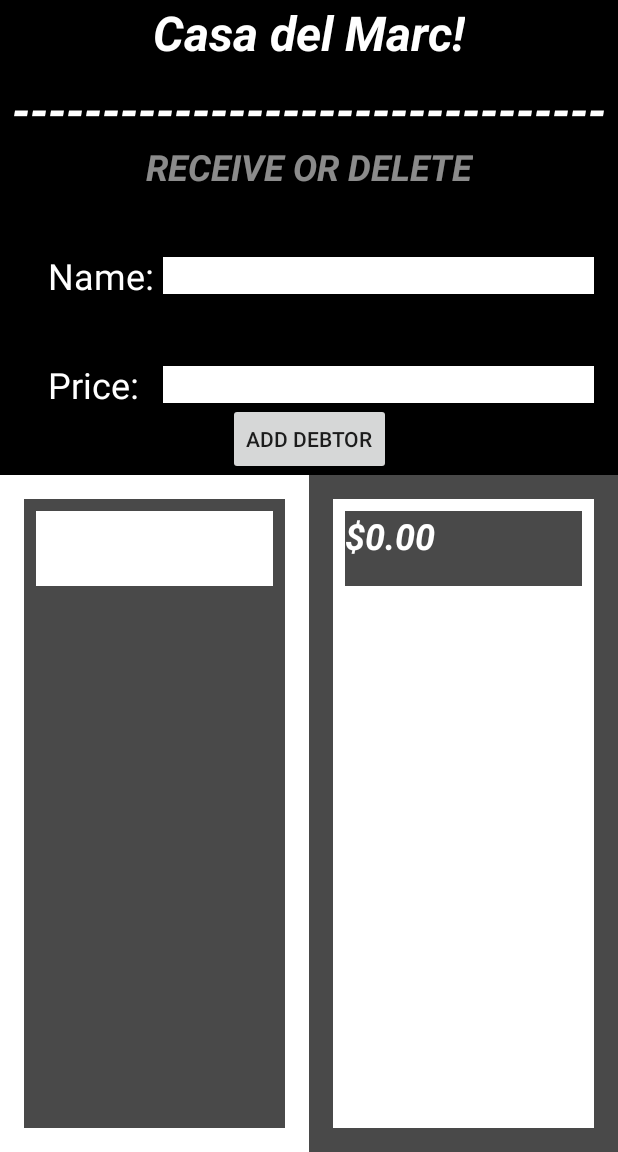
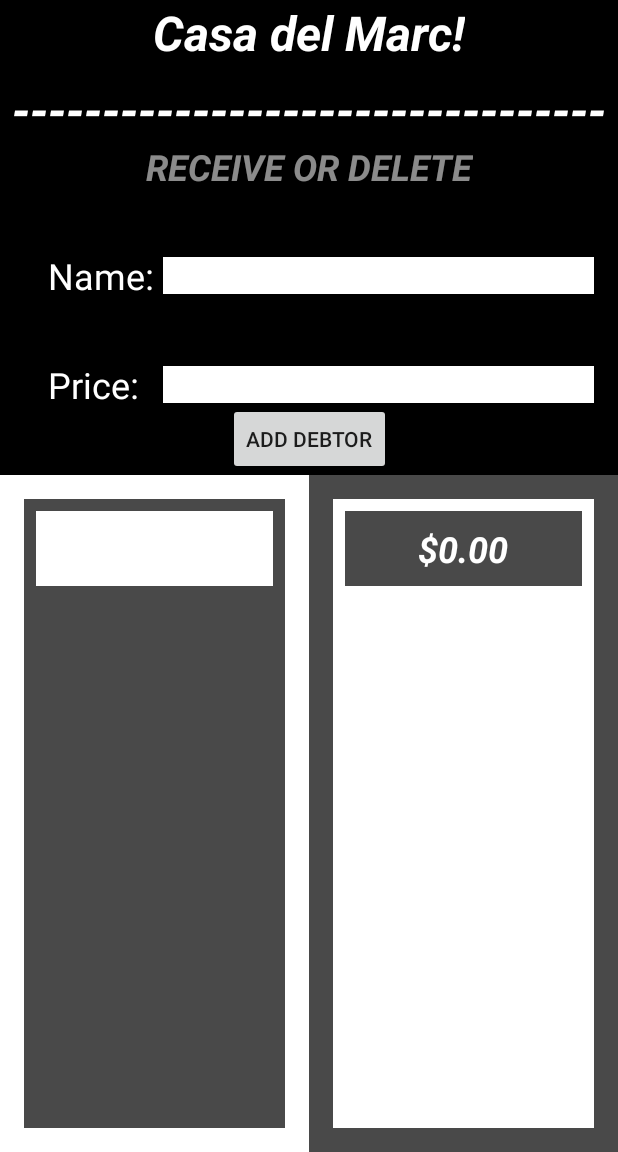
Before and after one commit to ShamarcusW-MAC/MVP_RoomDB, an Android app: the screen it shows after launch (MainActivity), after a tap on "ADD DEBTOR", on a phone screen of 412 x 824 dp, the part 84-1236 px from its top. Run offline under Robolectric (Android 15) with nearby library versions, the phone set to English and light mode, and no system bars; our stand-ins replace EventBus, Room's generated code; 1 statement that could not run was skipped.

Commit message:
Initial Commiit

```diff
--- a/app/src/main/res/layout/name_item_layout.xml
+++ b/app/src/main/res/layout/name_item_layout.xml
@@ -3,7 +3,8 @@
 <androidx.constraintlayout.widget.ConstraintLayout xmlns:android="http://schemas.android.com/apk/res/android"
     android:layout_width="match_parent"
     android:layout_height="wrap_content"
-    xmlns:app="http://schemas.android.com/apk/res-auto">
+    xmlns:app="http://schemas.android.com/apk/res-auto"
+    xmlns:tools="http://schemas.android.com/tools">
 
 
     <TextView
@@ -15,10 +16,12 @@
         android:textSize="24sp"
         android:textColor="#494949"
         android:textStyle="bold|italic"
+        android:textAlignment="center"
+        android:gravity="center"
         app:layout_constraintStart_toStartOf="parent"
         app:layout_constraintEnd_toEndOf="parent"
         app:layout_constraintTop_toTopOf="parent"
         app:layout_constraintBottom_toBottomOf="parent"
-
+        tools:text="Sha'Marcus"
         />
 </androidx.constraintlayout.widget.ConstraintLayout>
--- a/app/src/main/res/layout/price_item_layout.xml
+++ b/app/src/main/res/layout/price_item_layout.xml
@@ -2,7 +2,8 @@
 <androidx.constraintlayout.widget.ConstraintLayout xmlns:android="http://schemas.android.com/apk/res/android"
     android:layout_width="match_parent"
     android:layout_height="wrap_content"
-    xmlns:app="http://schemas.android.com/apk/res-auto">
+    xmlns:app="http://schemas.android.com/apk/res-auto"
+    xmlns:tools="http://schemas.android.com/tools">
 
 
     <TextView
@@ -13,11 +14,14 @@
         android:textColor="#FFFFFF"
         android:textSize="24sp"
         android:textStyle="bold|italic"
+        android:textAlignment="center"
+        android:gravity="center"
         android:background="#494949"
         app:layout_constraintStart_toStartOf="parent"
         app:layout_constraintEnd_toEndOf="parent"
         app:layout_constraintTop_toTopOf="parent"
         app:layout_constraintBottom_toBottomOf="parent"
+        tools:text="Sha'Marcus"
         />
 
 </androidx.constraintlayout.widget.ConstraintLayout>
```
